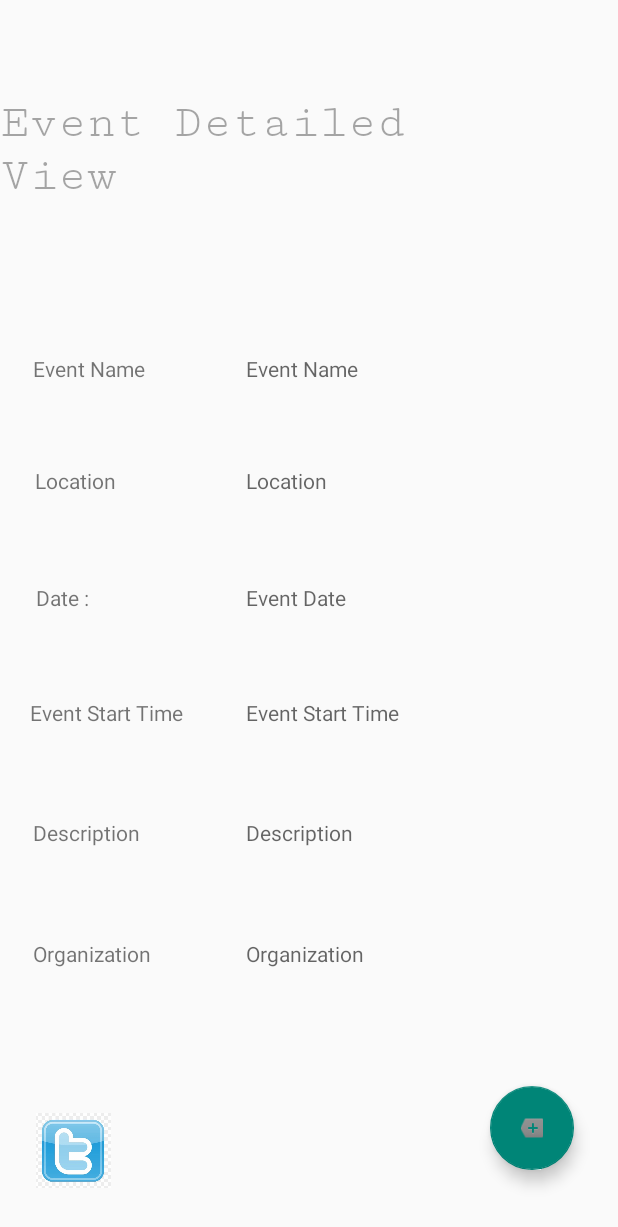
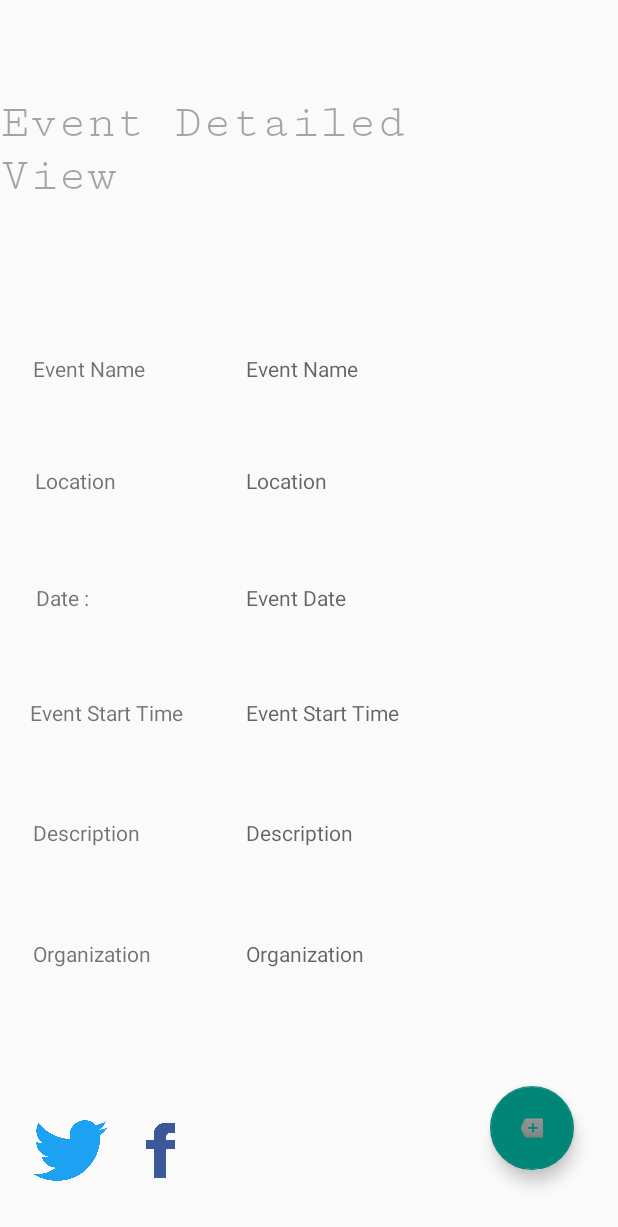
Before and after one commit to WSU-4110/College-Events-Calendar-, an Android app: the EventDetailedView screen opened directly, with no data from a screen before it, on a phone screen of 412 x 824 dp. Shown: the top 1227 px of the screen. Run offline under Robolectric (Android 15) with nearby library versions, the phone set to English and light mode, and no system bars; our stand-ins replace Firebase (no records; nobody signed in at launch, a user with empty details on screens opened directly); 7 statements that could not run were skipped.

Commit message:
added facebook logo
to eventdetailed view page

```diff
--- a/CampusConnect/app/src/main/res/layout/event_detailed_view.xml
+++ b/CampusConnect/app/src/main/res/layout/event_detailed_view.xml
@@ -203,10 +203,21 @@
         android:id="@+id/logo"
         android:layout_width="50dp"
         android:layout_height="50dp"
-        android:layout_marginStart="24dp"
+        android:layout_marginStart="22dp"
         android:layout_marginBottom="32dp"
         android:src="@drawable/twitter"
         app:layout_constraintBottom_toBottomOf="parent"
         app:layout_constraintStart_toStartOf="parent" />
 
+    <ImageView
+    android:id="@+id/fblogo"
+    android:layout_width="50dp"
+    android:layout_height="50dp"
+    android:layout_marginStart="82dp"
+    android:layout_marginBottom="32dp"
+    android:src="@drawable/facebook"
+    app:layout_constraintBottom_toBottomOf="parent"
+    app:layout_constraintStart_toStartOf="parent" />
+
+
 </androidx.constraintlayout.widget.ConstraintLayout>
```
Also changed, not shown: CampusConnect/app/src/main/res/drawable/facebook.png (added), CampusConnect/app/src/main/res/drawable/twitter.png.
